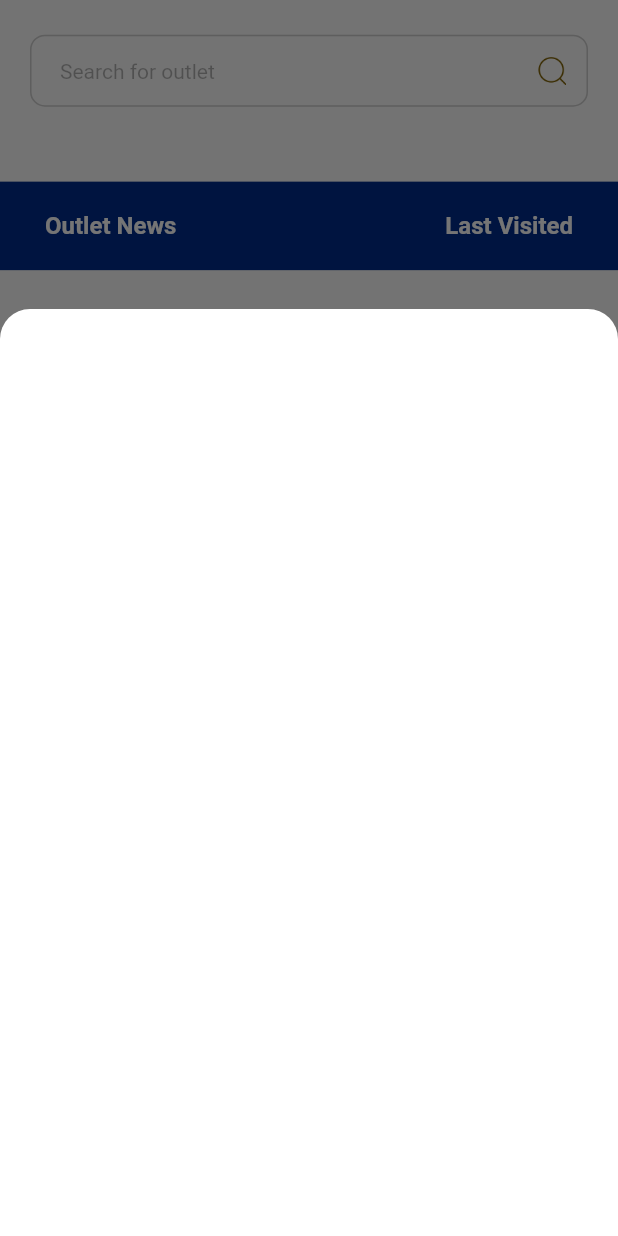
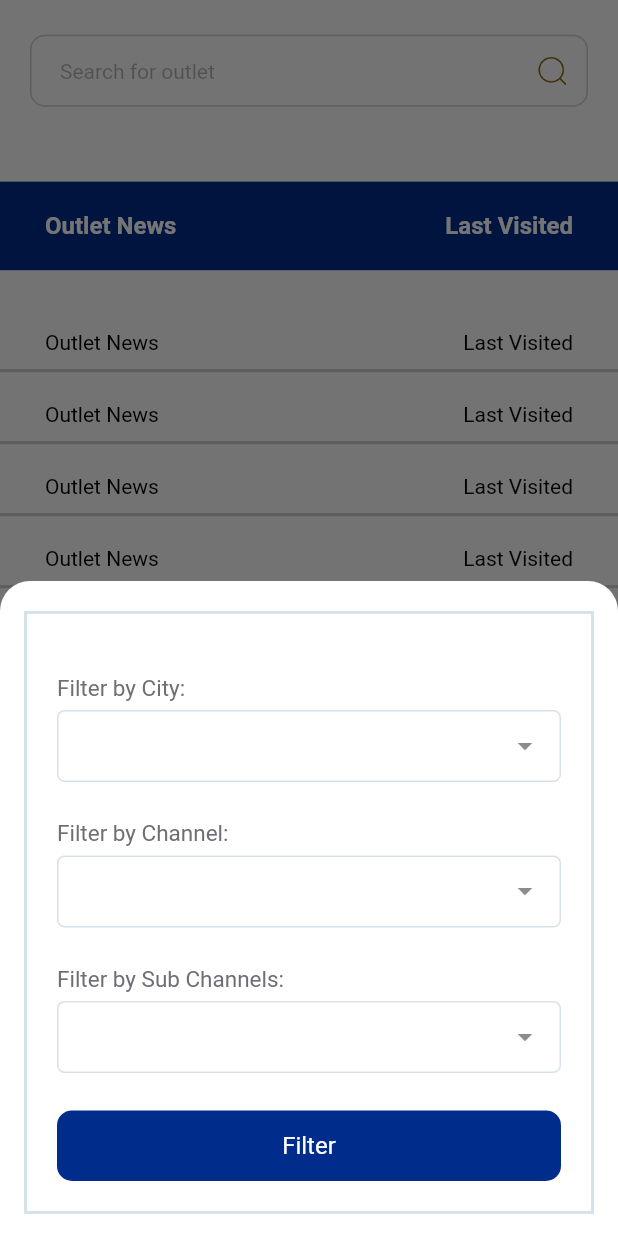
Before and after one commit to ObiVictorChibuike/Dexter_customer, a Flutter app: the OutletsScreen screen opened by its route, scrolled down 87 dp, after a tap on the "filter list" icon, on a phone screen of 412 x 824 dp. Run offline on Flutter 3.47's test engine with Material 2 defaults, Android fonts, the phone set to English and light mode, and no system bars; drawn by our look-alikes of dropdown_textfield; Roboto replaces fonts that are missing (neueplak).

Commit message:
Working on form

```diff
--- a/lib/features/outlets/widgets/filter_form.dart
+++ b/lib/features/outlets/widgets/filter_form.dart
@@ -1,4 +1,8 @@
 import 'package:flutter/material.dart';
+import 'package:nettapp/core/constants/lists.dart';
+import 'package:nettapp/core/widgets/outlined_container.dart';
+import 'package:nettapp/features/auth/widgets/blue_button_widget.dart';
+import 'package:nettapp/features/outlets/widgets/drop_down_widget.dart';
 
 class FilterForm extends StatefulWidget {
   const FilterForm({super.key});
@@ -8,8 +12,64 @@ class FilterForm extends StatefulWidget {
 }
 
 class _FilterFormState extends State<FilterForm> {
+  final formfieldkey_1 = GlobalKey<FormFieldState>();
+  final formfieldkey_2 = GlobalKey<FormFieldState>();
+  final formfieldkey_3 = GlobalKey<FormFieldState>();
+  final formfieldkey_4 = GlobalKey<FormFieldState>();
+  final formfieldkey_5 = GlobalKey<FormFieldState>();
+  String? state;
+  String? city;
+  String? channel;
+  String? region;
+  String? subChannel;
+
   @override
   Widget build(BuildContext context) {
-    return const Placeholder();
+    return OutlinedContainer(
+      content: Form(
+        child: Column(
+          mainAxisAlignment: MainAxisAlignment.end,
+          crossAxisAlignment: CrossAxisAlignment.start,
+          children: [
+            DropDownInput(
+              isMandatory: false,
+              onChanged: (val) {
+                city = val.name;
+              },
+              label: "Filter by City:",
+              enableSearch: true,
+              options: cities(),
+            ),
+            DropDownInput(
+                isMandatory: false,
+                onChanged: (val) {
+                  channel = val.name;
+                },
+                label: "Filter by Channel:",
+                options: channels),
+            DropDownInput(
+              isMandatory: false,
+              onChanged: (val) {
+                subChannel = val.name;
+              },
+              label: "Filter by Sub Channels:",
+              enableSearch: true,
+              options: subChannels(),
+            ),
+            const SizedBox(
+              height: 20,
+            ),
+            Padding(
+              padding: const EdgeInsets.symmetric(horizontal: 20.0),
+              child: BlueButtonWidget(
+                  onTap: () {
+                    Navigator.pop(context);
+                  },
+                  label: "Filter"),
+            ),
+          ],
+        ),
+      ),
+    );
   }
 }
--- a/lib/features/outlets/widgets/show_filter_bottom_sheet.dart
+++ b/lib/features/outlets/widgets/show_filter_bottom_sheet.dart
@@ -1,4 +1,5 @@
 import 'package:flutter/material.dart';
+import 'package:nettapp/features/outlets/widgets/filter_form.dart';
 
 void showPromotionBottomSheet(BuildContext context) {
   showModalBottomSheet(
@@ -14,7 +15,7 @@ void showPromotionBottomSheet(BuildContext context) {
               topRight: Radius.circular(20.0),
             ),
           ),
-          height: MediaQuery.of(context).size.height * 0.75,
+          height: MediaQuery.of(context).size.height * 0.53,
           child: const Padding(
             padding: EdgeInsets.symmetric(horizontal: 16.0, vertical: 20),
             child: Column(
@@ -24,6 +25,7 @@ void showPromotionBottomSheet(BuildContext context) {
                     height: 20,
                   ),
                 ),
+                FilterForm()
               ],
             ),
           ));
```
